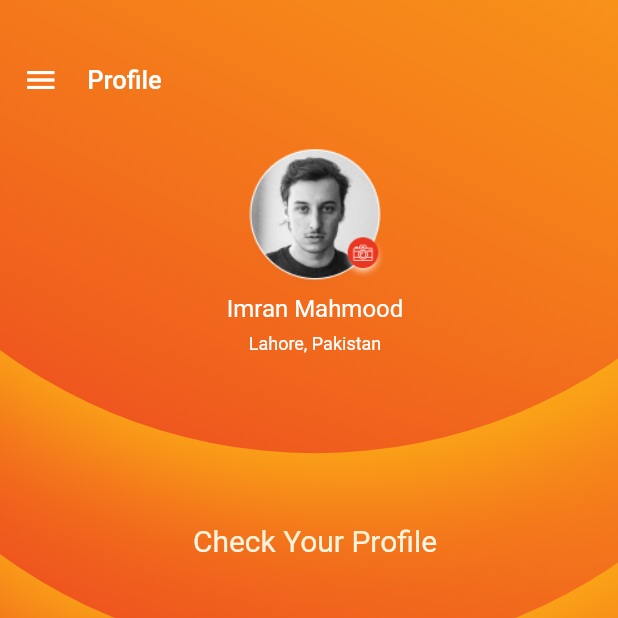
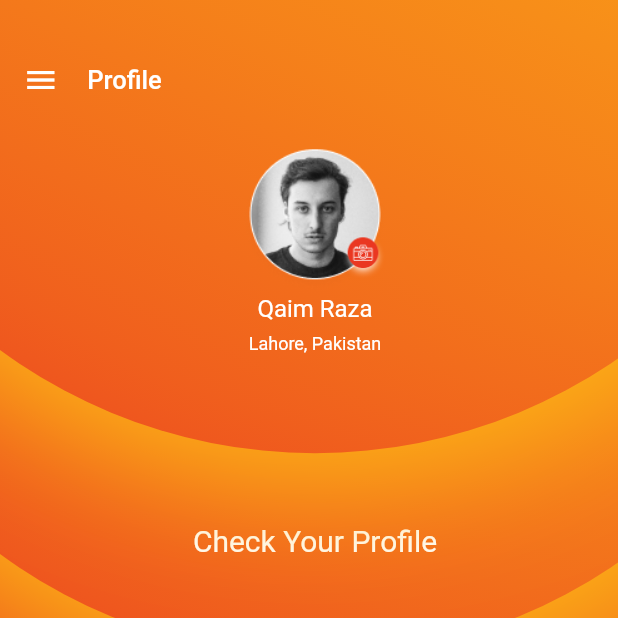
Before and after one commit to QaimRaza1472/Getx-Learning, a Flutter app: the HomeScreen screen opened directly, on a phone screen of 412 x 824 dp, the top half of it. Run offline on Flutter 3.47's test engine with Material 2 defaults, Android fonts, the phone set to English and light mode, and no system bars; our stand-ins replace get.

Commit message:
office work / home screen && Pop Up

```diff
--- a/lib/home_screen.dart
+++ b/lib/home_screen.dart
@@ -30,26 +30,11 @@ class HomeScreen extends StatelessWidget {
 
           /// Elipse 3
           Positioned(
-            // left: -150,
-            // top: -20,
-            /// ok
             left: -145,
-            //top: -40,
-
-            //left: -width1*0.31,
-
-            //top: -height1*0.16,
             top: -width1 * 0.33,
             child: Container(
               height: 710,
               width: 710,
-
-              ///ok
-              //height: height1*0.8,
-              //width: height1*0.8,
-
-              //height: height1*0.99,
-              //width: height1*.99,
               decoration: const BoxDecoration(
                 shape: BoxShape.circle,
                 gradient: LinearGradient(
@@ -83,27 +68,11 @@ class HomeScreen extends StatelessWidget {
 
           /// Elipse 2
           Positioned(
-            //left: -150,
-            //top: -165,
-
-            /// ok
-            //left: -140,
             left: -145,
-            //top: -200,
-
-            //left: -width1*0.31,
-
-            //top: -height1*0.3,
             top: -width1 * 0.66,
             child: Container(
               height: 710,
               width: 710,
-              /// ok
-              //height: height1*0.8,
-              //width: height1*0.8,
-
-              //height: height1*0.99,
-              //width:  height1*0.99,
               decoration: const BoxDecoration(
                 shape: BoxShape.circle,
                 boxShadow: [BoxShadow(color: Color(0xfffdb515), blurRadius: 73, spreadRadius: 16, offset: Offset(0, 4))],
@@ -138,28 +107,11 @@ class HomeScreen extends StatelessWidget {
 
           /// Elipse 1
           Positioned(
-            //left: -150,
-            //top: -330,
-
-            ///ok
-            //left: -140,
             left: -145,
-            //top:-360 ,
-
-            //left: -width1*0.31,
-
-            //top: -height1*0.44,
             top: -width1 * 0.99,
             child: Container(
-              //height: height1*0.4,
-              //width: width1,
-              //height: 530,
-              //width: 606,
-
               height: 710,
               width: 710,
-              //height: height1*0.99,
-              //width: height1*0.99,
               decoration: const BoxDecoration(
                 shape: BoxShape.circle,
                 boxShadow: [BoxShadow(color: Color(0xfffdb515), blurRadius: 73, spreadRadius: 16, offset: Offset(0, 4))],
@@ -235,7 +187,7 @@ class HomeScreen extends StatelessWidget {
                       ],
                     ),
                     const Text(
-                      "Imran Mahmood",
+                      "Qaim Raza",
                       style: TextStyle(
                         color: Colors.white,
                         fontSize: 16,
--- a/lib/main.dart
+++ b/lib/main.dart
@@ -34,9 +34,9 @@ class MyApp extends StatelessWidget {
         // is not restarted.
         primarySwatch: Colors.blue,
       ),
-      home:const HomeScreen(),
+      //home:const HomeScreen(),
 
-       //home: ChangePasswordDialog(),
+       home: ChangePasswordDialog(),
 
       //home: OtpDialog(),
 
```
